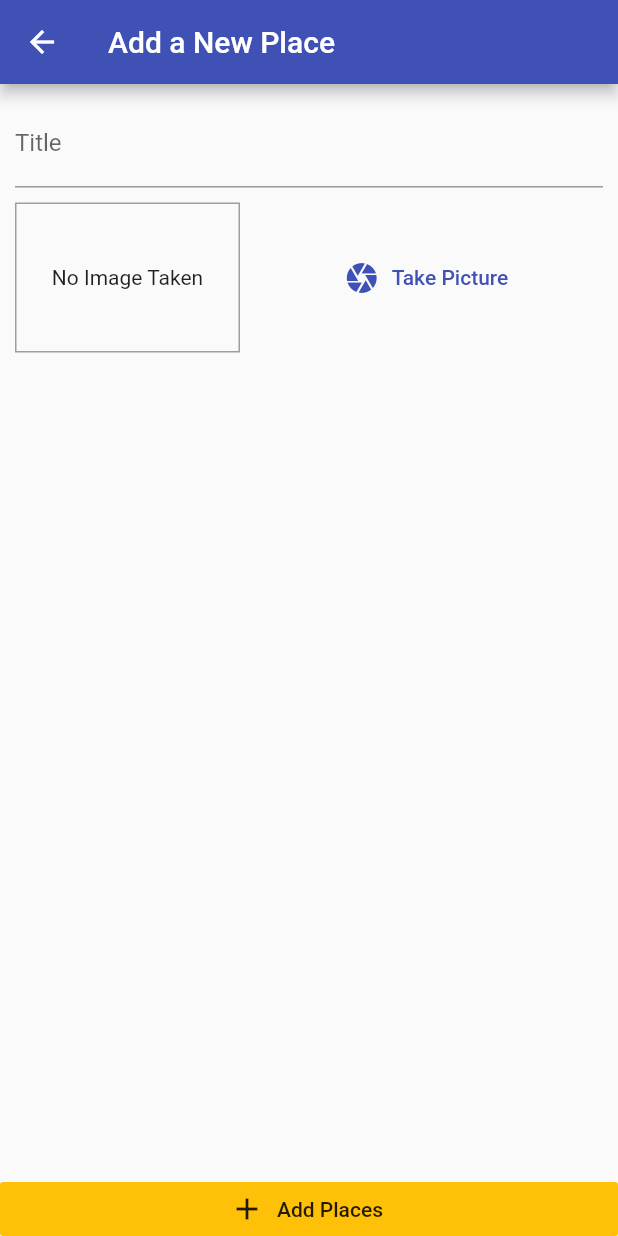
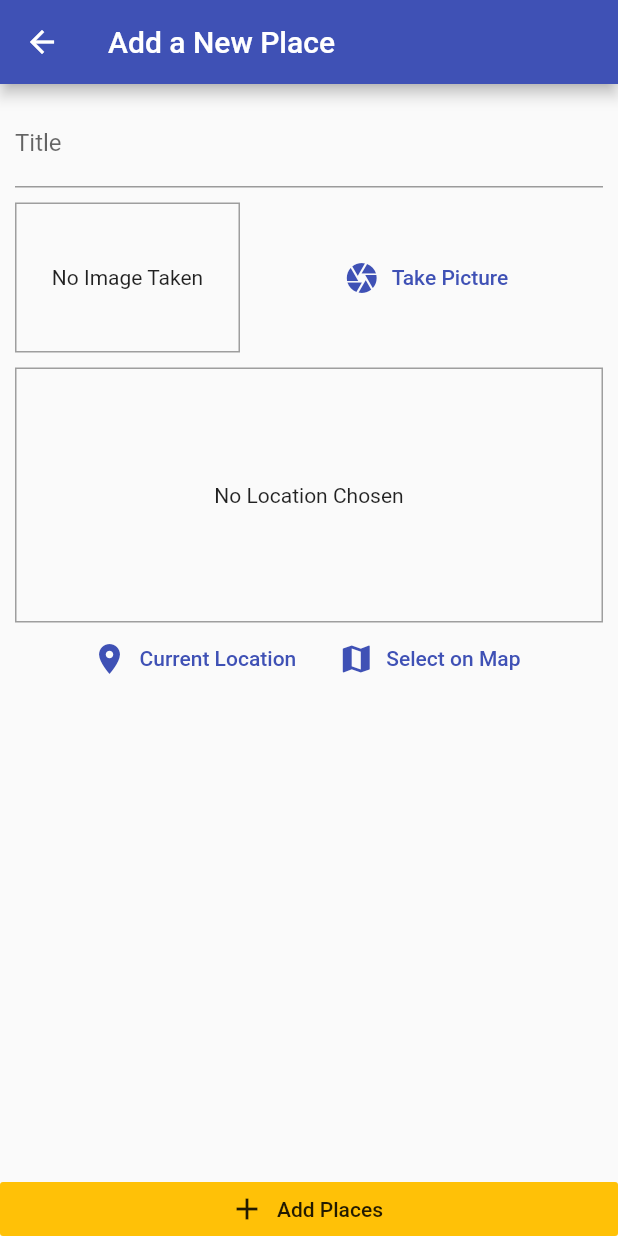
Before and after one commit to KoKud/FluterTutorial, a Flutter app: the AddPlaceScreen screen opened by its route, on a phone screen of 412 x 824 dp. Run offline on Flutter 3.47's test engine with Material 2 defaults, Android fonts, the phone set to English and light mode, and no system bars; our stand-ins replace google_maps_flutter, image_picker, location, sqflite; accounts and stored records are empty.

Commit message:
section 13 app finished

```diff
--- /dev/null
+++ b/flutter_guide_places/lib/helpers/location_helper.dart
@@ -0,0 +1,20 @@
+import 'dart:convert';
+
+import 'package:http/http.dart' as http;
+
+const GOOGLE_API_KEY = 'AIzaSyAdp0mHeUNiilqigF5KMUvdop4qB1eEKxc';
+
+class LocationHelper {
+  static String generateLocationPreviewImage(
+      {double latitude, double longitude}) {
+    return 'https://maps.googleapis.com/maps/api/staticmap?center=$latitude,$longitude&zoom=13&size=600x300&maptype=roadmap&markers=color:red%7Clabel:A%7C$latitude,$longitude&key=$GOOGLE_API_KEY';
+  }
+
+  static Future<String> getPlaceAddress(double lat, double lng) async {
+    final url = Uri.parse(
+        'https://maps.googleapis.com/maps/api/geocode/json?latlng=$lat,$lng&key=$GOOGLE_API_KEY');
+    final response = await http.get(url);
+
+    return json.decode(response.body)['results'][0]['formatted_address'];
+  }
+}
--- a/flutter_guide_places/lib/main.dart
+++ b/flutter_guide_places/lib/main.dart
@@ -1,6 +1,7 @@
 import 'package:flutter/material.dart';
 import 'package:provider/provider.dart';
 
+import './screens/place_detail_screen.dart';
 import './screens/add_place_screen.dart';
 import './providers/great_places.dart';
 import './screens/places_list_screen.dart';
@@ -21,6 +22,7 @@
         home: PlacesListScreen(),
         routes: {
           AddPlaceScreen.routeName: (ctx) => AddPlaceScreen(),
+          PlaceDetailScreen.routName: ((ctx) => PlaceDetailScreen()),
         },
       ),
     );
--- a/flutter_guide_places/lib/models/place.dart
+++ b/flutter_guide_places/lib/models/place.dart
@@ -7,7 +7,7 @@
   final double longitude;
   final String address;
 
-  PlaceLocaton({
+  const PlaceLocaton({
     @required this.latitude,
     @required this.longitude,
     this.address,
--- a/flutter_guide_places/lib/screens/add_place_screen.dart
+++ b/flutter_guide_places/lib/screens/add_place_screen.dart
@@ -1,8 +1,10 @@
 import 'dart:io';
 
 import 'package:flutter/material.dart';
+import 'package:flutter_complete_guide/widgets/location_input.dart';
 import 'package:provider/provider.dart';
 
+import '../models/place.dart';
 import '../widgets/image_input.dart';
 import '../providers/great_places.dart';
 
@@ -15,17 +17,24 @@
 class _AddPlaceScreenState extends State<AddPlaceScreen> {
   final _titleController = TextEditingController();
   File _pickedImage;
+  PlaceLocaton _pickedLocation;
 
   void _selectImage(File pickedImage) {
     print(pickedImage.path);
     _pickedImage = pickedImage;
   }
 
+  void _selectPlace(double lat, double lng) {
+    _pickedLocation = PlaceLocaton(latitude: lat, longitude: lng);
+  }
+
   void _savePlace() {
-    if (_titleController.text.isEmpty || _pickedImage == null) return;
+    if (_titleController.text.isEmpty ||
+        _pickedImage == null ||
+        _pickedLocation == null) return;
 
     Provider.of<GreatPlaces>(context, listen: false)
-        .addPlace(_titleController.text, _pickedImage);
+        .addPlace(_titleController.text, _pickedImage, _pickedLocation);
 
     Navigator.of(context).pop();
   }
@@ -53,6 +62,10 @@
                     height: 10,
                   ),
                   ImageInput(_selectImage),
+                  SizedBox(
+                    height: 10,
+                  ),
+                  LocationInput(_selectPlace),
                 ],
               ),
             )),
--- /dev/null
+++ b/flutter_guide_places/lib/widgets/location_input.dart
@@ -0,0 +1,96 @@
+import 'package:flutter/material.dart';
+import 'package:google_maps_flutter/google_maps_flutter.dart';
+import 'package:location/location.dart';
+
+import '../screens/map_screen.dart';
+import '../helpers/location_helper.dart';
+
+class LocationInput extends StatefulWidget {
+  final Function onSelectPlace;
+
+  LocationInput(this.onSelectPlace);
+  @override
+  State<LocationInput> createState() => _LocationInputState();
+}
+
+class _LocationInputState extends State<LocationInput> {
+  String _previewImageUrl;
+
+  void _showPreview(double lat, double lng) {
+    final staticMapImageUrl = LocationHelper.generateLocationPreviewImage(
+        latitude: lat, longitude: lng);
+
+    setState(() {
+      _previewImageUrl = staticMapImageUrl;
+    });
+  }
+
+  Future<void> _getCurrentUserLocation() async {
+    try {
+      final locData = await Location().getLocation();
+      _showPreview(locData.latitude, locData.longitude);
+
+      widget.onSelectPlace(locData.latitude, locData.longitude);
+    } catch (e) {
+      return;
+    }
+  }
+
+  Future<void> _selectOnMap() async {
+    final selectedLocation = await Navigator.of(context).push<LatLng>(
+      MaterialPageRoute(
+        fullscreenDialog: true,
+        builder: (ctx) => MapScreen(isSelecting: true),
+      ),
+    );
+    if (selectedLocation == null) return;
+    _showPreview(selectedLocation.latitude, selectedLocation.longitude);
+
+    widget.onSelectPlace(selectedLocation.latitude, selectedLocation.longitude);
+  }
+
+  @override
+  Widget build(BuildContext context) {
+    return Column(
+      children: [
+        Container(
+          alignment: Alignment.center,
+          decoration: BoxDecoration(
+              border: Border.all(
+            width: 1,
+            color: Colors.grey,
+          )),
+          height: 170,
+          width: double.infinity,
+          child: _previewImageUrl == null
+              ? Text(
+                  'No Location Chosen',
+                  textAlign: TextAlign.center,
+                )
+              : Image.network(
+                  _previewImageUrl,
+                  fit: BoxFit.cover,
+                  width: double.infinity,
+                ),
+        ),
+        Row(
+          mainAxisAlignment: MainAxisAlignment.center,
+          children: [
+            FlatButton.icon(
+              onPressed: _getCurrentUserLocation,
+              icon: Icon(Icons.location_on),
+              label: Text('Current Location'),
+              textColor: Theme.of(context).primaryColor,
+            ),
+            FlatButton.icon(
+              onPressed: _selectOnMap,
+              icon: Icon(Icons.map),
+              label: Text('Select on Map'),
+              textColor: Theme.of(context).primaryColor,
+            ),
+          ],
+        )
+      ],
+    );
+  }
+}
--- a/flutter_guide_places/pubspec.yaml
+++ b/flutter_guide_places/pubspec.yaml
@@ -33,6 +33,9 @@
   path_provider: ^2.0.9
   path: ^1.8.0
   sqflite: ^2.0.2
+  location: ^4.3.0
+  google_maps_flutter: ^2.1.2
+  http: ^0.13.4
 
 dev_dependencies:
   flutter_test:
```
Also changed, not shown: flutter_guide_places/lib/helpers/db_helper.dart (+28 -0 lines), flutter_guide_places/lib/providers/great_places.dart (+42 -2 lines), flutter_guide_places/lib/screens/map_screen.dart (added, +63 -0 lines), flutter_guide_places/lib/screens/place_detail_screen.dart (+54 -0 lines), flutter_guide_places/lib/screens/places_list_screen.dart (+19 -3 lines), flutter_guide_places/pubspec.lock, 3 other files.
